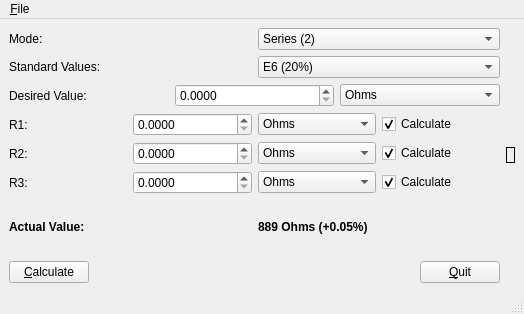
Above: precresistor/mainwindow.ui from jefftranter/HamRadio before the change. Below: the same form after it.
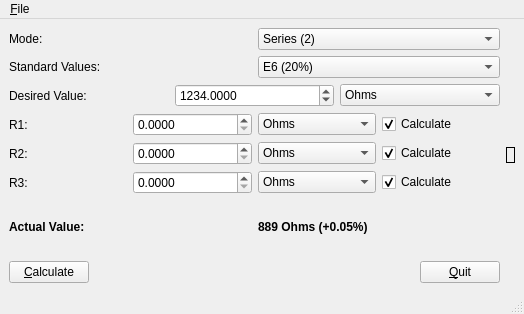
That is the form after the change. Icons and pictures are not drawn.

Commit message: Set reasonable default value.

```diff
--- a/precresistor/mainwindow.ui
+++ b/precresistor/mainwindow.ui
@@ -133,6 +133,9 @@
           <property name="maximum">
            <double>9999.989999999999782</double>
           </property>
+          <property name="value">
+           <double>1234.000000000000000</double>
+          </property>
          </widget>
         </item>
         <item>
```
